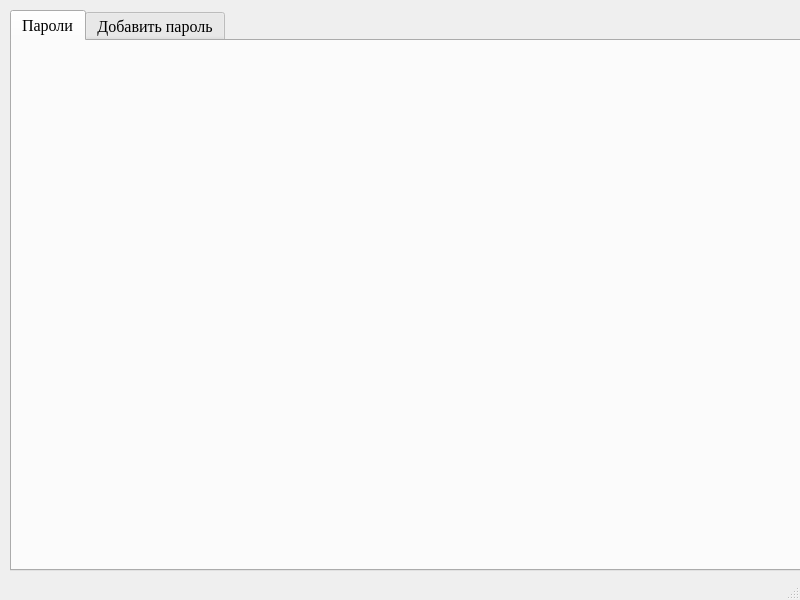
Before: the Qt Designer form Main.ui in Vasiliy003/PasswordBase, drawn with Qt 5.
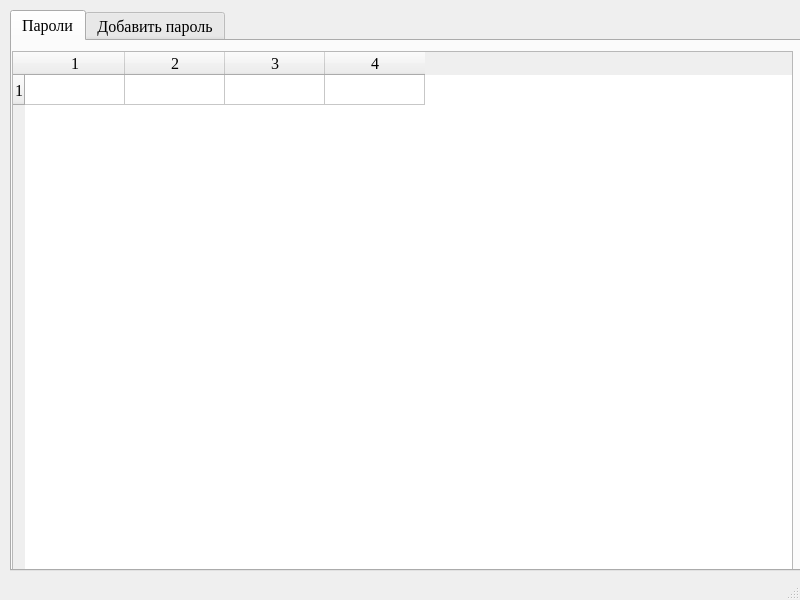
After: the same form once the commit is applied. The open tabs and pages were chosen to show the change. Icons and pictures are not drawn.

```diff
--- a/Main.ui
+++ b/Main.ui
@@ -52,6 +52,53 @@
        <enum>Qt::PlainText</enum>
       </property>
      </widget>
+     <widget class="QTableWidget" name="tableWidget">
+      <property name="enabled">
+       <bool>true</bool>
+      </property>
+      <property name="geometry">
+       <rect>
+        <x>0</x>
+        <y>10</y>
+        <width>781</width>
+        <height>531</height>
+       </rect>
+      </property>
+      <property name="font">
+       <font>
+        <family>Georgia</family>
+        <pointsize>12</pointsize>
+       </font>
+      </property>
+      <property name="lineWidth">
+       <number>5</number>
+      </property>
+      <property name="rowCount">
+       <number>1</number>
+      </property>
+      <property name="columnCount">
+       <number>4</number>
+      </property>
+      <attribute name="horizontalHeaderCascadingSectionResizes">
+       <bool>false</bool>
+      </attribute>
+      <attribute name="verticalHeaderCascadingSectionResizes">
+       <bool>false</bool>
+      </attribute>
+      <row/>
+      <column/>
+      <column/>
+      <column/>
+      <column/>
+      <item row="0" column="0">
+       <property name="text">
+        <string/>
+       </property>
+       <property name="flags">
+        <set>ItemIsSelectable|ItemIsUserCheckable|ItemIsEnabled</set>
+       </property>
+      </item>
+     </widget>
     </widget>
     <widget class="QWidget" name="Password_add_tab">
      <attribute name="title">
```
Left out of the diff: 23 changed lines with no effect on the pictures.
